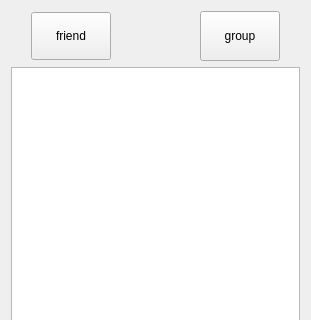
heluxi/Chat, file chat_Client/midw/contactwidget.ui: the form before one commit; both pictures show x 0 to 311 and y 0 to 320 of the 311 by 771 pixel window.
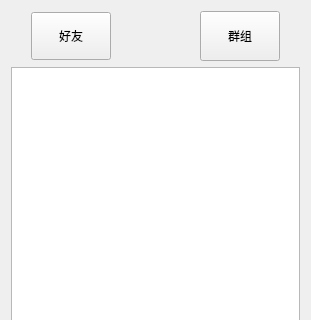
The form after the commit. Custom widgets are drawn as their Qt base class.

Diff of the .ui file:
```diff
--- a/chat_Client/midw/contactwidget.ui
+++ b/chat_Client/midw/contactwidget.ui
@@ -69,7 +69,7 @@
          </size>
         </property>
         <property name="text">
-         <string>friend</string>
+         <string>好友</string>
         </property>
        </widget>
       </item>
@@ -95,7 +95,7 @@
          </size>
         </property>
         <property name="text">
-         <string>group</string>
+         <string>群组</string>
         </property>
        </widget>
       </item>
```
